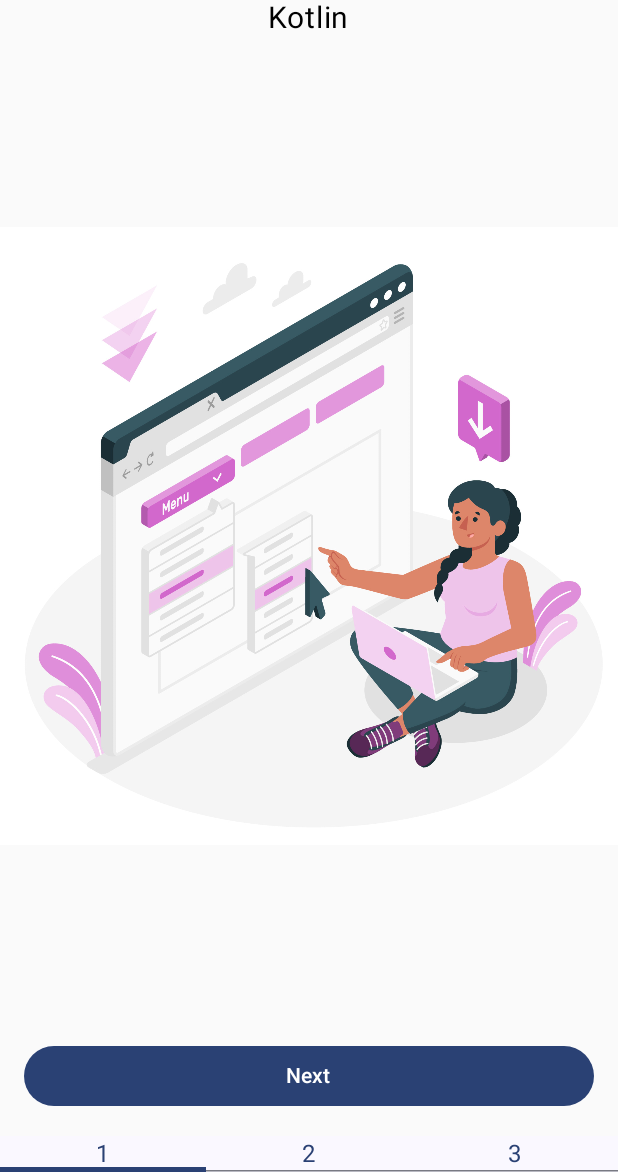
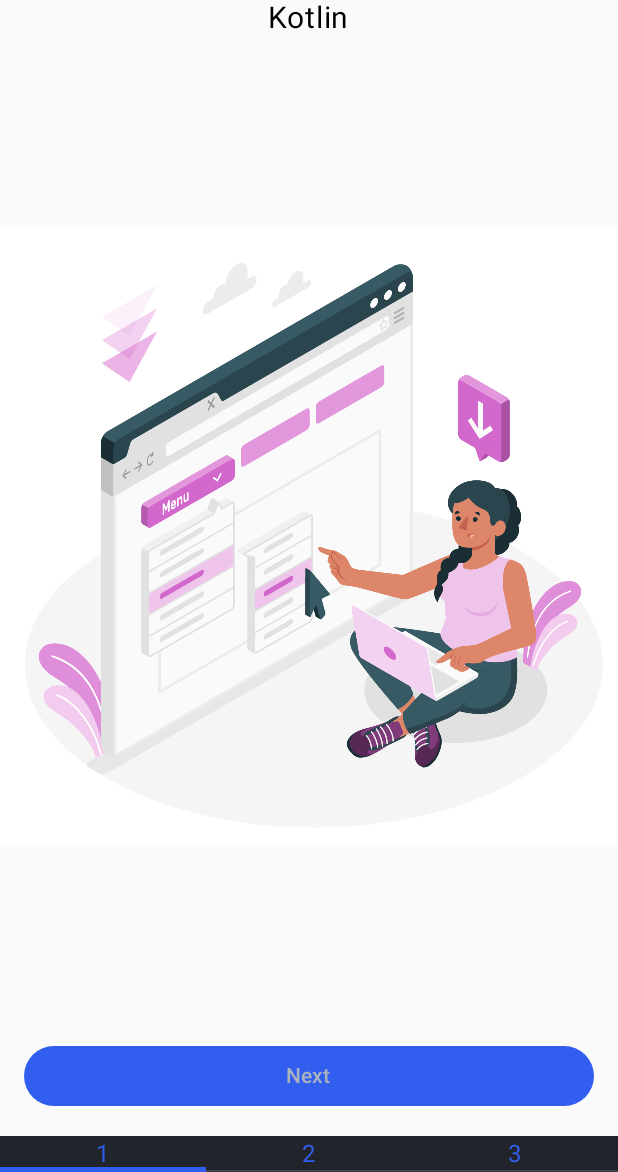
Before and after one commit to BluewyWork/super-agenda-android, an Android app built with Jetpack Compose: the screen it shows after launch (MainActivity), on a phone screen of 412 x 824 dp, the part 64-1236 px from its top. Run offline under Robolectric (Android 15) with nearby library versions, the light colour scheme and no system bars; our stand-ins replace Dagger/Hilt's generated code, Room's generated code; libraries missing offline, so code that uses them is left out: org.bson, org.bson.types.

Commit message:
feat: update

```diff
--- a/app/src/main/java/com/example/superagenda/MainActivity.kt
+++ b/app/src/main/java/com/example/superagenda/MainActivity.kt
@@ -14,6 +14,7 @@
 import com.example.superagenda.presentation.screens.register.RegisterViewModel
 import com.example.superagenda.presentation.screens.taskEdit.TaskEditViewModel
 import com.example.superagenda.presentation.screens.tasks.TasksViewModel
+import com.example.superagenda.ui.theme.OneDarkProTheme
 import com.example.superagenda.ui.theme.SuperAgendaAndroidTheme
 import dagger.hilt.android.AndroidEntryPoint
 
@@ -33,7 +34,7 @@
       super.onCreate(savedInstanceState)
 
       setContent {
-         SuperAgendaAndroidTheme {
+         OneDarkProTheme {
             NavigationHost(
                registerViewModel = registerViewModel,
                loginViewModel = loginViewModel,
--- a/app/src/main/java/com/example/superagenda/ui/theme/Color.kt
+++ b/app/src/main/java/com/example/superagenda/ui/theme/Color.kt
@@ -9,3 +9,15 @@
 val Purple40 = Color(0xFF6650a4)
 val PurpleGrey40 = Color(0xFF625b71)
 val Pink40 = Color(0xFF7D5260)
+
+val oneDarkProPrimary = Color(0xFF315EEE)
+val oneDarkProPrimaryVariant = Color(0xFF0E6FAD)
+val oneDarkProSecondary = Color(0xFF930092)
+val oneDarkProBackground = Color(0xFF1E2127)
+val oneDarkProSurface = Color(0xFF21252B)
+val oneDarkProError = Color(0xFFf44747)
+val oneDarkProOnPrimary = Color(0xFFabb2bf)
+val oneDarkProOnSecondary = Color(0xFFabb2bf)
+val oneDarkProOnBackground = Color(0xFF5c6370)
+val oneDarkProOnSurface = Color(0xFFabb2bf)
+val oneDarkProOnError = Color(0xFFFFFFFF)
--- a/app/src/main/java/com/example/superagenda/ui/theme/Theme.kt
+++ b/app/src/main/java/com/example/superagenda/ui/theme/Theme.kt
@@ -37,6 +37,28 @@
    */
 )
 
+private val OneDarkProColorPalette = darkColorScheme(
+   primary = oneDarkProPrimary,
+//   primaryVariant = oneDarkProPrimaryVariant,
+   secondary = oneDarkProSecondary,
+   background = oneDarkProBackground,
+   surface = oneDarkProSurface,
+   error = oneDarkProError,
+   onPrimary = oneDarkProOnPrimary,
+   onSecondary = oneDarkProOnSecondary,
+   onBackground = oneDarkProOnBackground,
+   onSurface = oneDarkProOnSurface,
+   onError = oneDarkProOnError
+)
+
+@Composable
+fun OneDarkProTheme(content: @Composable () -> Unit) {
+   MaterialTheme(
+     colorScheme = OneDarkProColorPalette,
+      content = { content() }
+   )
+}
+
 @Composable
 fun SuperAgendaAndroidTheme(
    darkTheme: Boolean = isSystemInDarkTheme(),
```
